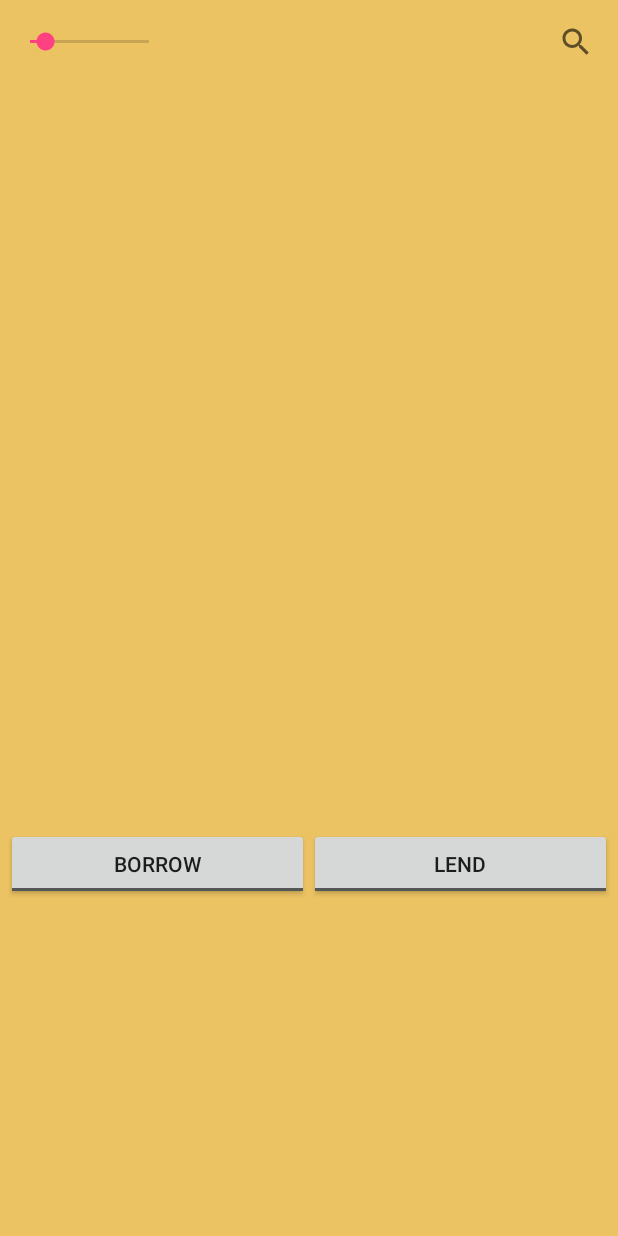
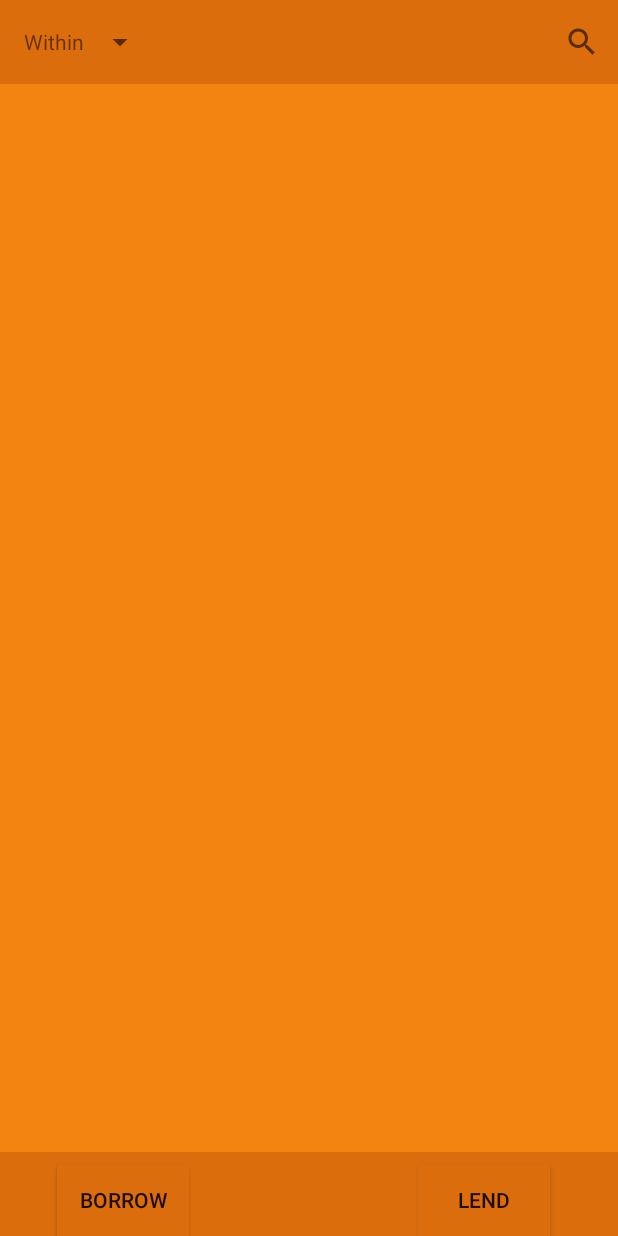
Before and after one commit to krisgane/project1, an Android app: the layout activity_home.xml on its own in the app's theme, with its tools: preview values and no code run, on a phone screen of 412 x 824 dp. Run offline under Robolectric (Android 15) with nearby library versions, the phone set to English and light mode, and no system bars.

Commit message:
Initial commit Added Colors More changes

```diff
--- a/app/src/main/java/rentbazaar/wyby/ColorSet.java
+++ b/app/src/main/java/rentbazaar/wyby/ColorSet.java
@@ -8,7 +8,7 @@ import android.graphics.Color;
  */
 public class ColorSet {
     // Colors used for individual elements.
-    public static final Integer MINI_LISTING_BG_COLOR = R.color.colorBlack;
+    public static final Integer MINI_LISTING_BG_COLOR = R.color.orangeBgColor;
     public static final Integer MINI_LISTING_RENT_FG_COLOR = R.color.colorWhite;
     public static final Integer MINI_LISTING_RENT_BG_COLOR = R.color.colorRed;
     public static final Integer MINI_LISTING_DISTANCE_FG_COLOR = R.color.colorWhite;
--- a/app/src/main/res/layout/activity_home.xml
+++ b/app/src/main/res/layout/activity_home.xml
@@ -3,69 +3,82 @@
         xmlns:tools="http://schemas.android.com/tools"
         android:layout_width="match_parent"
         android:layout_height="match_parent"
-    android:background="@color/colorOrange"
-    android:paddingBottom="@dimen/activity_vertical_margin"
-    android:paddingLeft="@dimen/activity_horizontal_margin"
-    android:paddingRight="@dimen/activity_horizontal_margin"
-    android:paddingTop="@dimen/activity_vertical_margin"
+        android:background="@color/orangeBgColor"
         tools:context="rentbazaar.wyby.HomeActivity">
+    <android.support.v7.widget.Toolbar
+        android:id="@+id/toolbar2"
+        android:layout_width="match_parent"
+        android:layout_height="?attr/actionBarSize"
+        android:background="@color/borderColor">
+        <TextView
+            android:id="@+id/aroundLabel"
+            android:layout_width="wrap_content"
+            android:layout_height="wrap_content"
+            android:layout_gravity="start"
+            android:text="@string/nearby_test"
+            android:layout_weight="1">
+        </TextView>
+        <Spinner
+            android:layout_width="wrap_content"
+            android:layout_height="wrap_content"
+            android:id="@+id/spinnerDistance"
+            android:layout_gravity="start"
+            android:layout_weight="0.5">
+        </Spinner>
         <SearchView
             android:layout_width="wrap_content"
             android:layout_height="wrap_content"
-        android:id="@+id/searchView"
-        android:layout_alignParentTop="true"
             android:layout_alignParentRight="true"
             android:layout_alignParentEnd="true"
-        android:maxWidth="200pt"/>
+            android:id="@+id/searchView"
+            android:layout_weight="1"
+            android:layout_gravity="end">
+        </SearchView>
+    </android.support.v7.widget.Toolbar>
+        <RelativeLayout
+                android:id="@+id/table_layout"
+            android:layout_width="match_parent"
+            android:layout_height="wrap_content"
+            android:stretchColumns="2"
+            android:layout_below="@id/toolbar2"
+            android:paddingTop="10dp">
+        </RelativeLayout>
+    <android.support.v7.widget.Toolbar
+        android:id="@+id/toolbar3"
+        android:layout_width="match_parent"
+        android:layout_height="?attr/actionBarSize"
+        android:background="@color/borderColor"
+        android:layout_alignParentBottom="true">
 
-    <SeekBar
+    </android.support.v7.widget.Toolbar>
+
+    <ToggleButton
+           android:layout_width="wrap_content"
            android:layout_height="wrap_content"
-        android:id="@+id/seekBar"
-        android:layout_width="50pt"
-        android:progress="25"
-        android:max="200"
-        android:maxWidth="200px"
-        android:layout_alignBottom="@+id/searchView"
-        android:layout_alignParentLeft="true"
-        android:layout_alignParentStart="true"
-        android:layout_alignParentTop="true" />
-
-    <RelativeLayout
-        android:layout_width="match_parent"
-        android:layout_height="500dp"
-        android:stretchColumns="2"
-        android:layout_below="@+id/searchView"
-        android:layout_alignParentLeft="true"
-        android:layout_alignParentStart="true"
+           android:id="@+id/toggleButton2"
+        android:background="@color/borderColor"
+        android:layout_alignParentBottom="true"
         android:layout_alignParentRight="true"
         android:layout_alignParentEnd="true"
-        android:id="@+id/table_layout" >
-    </RelativeLayout>
-
-    <LinearLayout
-        android:orientation="horizontal"
-        android:layout_width="match_parent"
-        android:layout_height="20dp"
-        android:layout_below="@+id/table_layout"
-        android:weightSum="1"
-        android:layout_alignParentBottom="true">
+        android:layout_marginRight="45dp"
+        android:layout_marginEnd="45dp"
+        android:checked="false"
+        android:textOff="@string/rent_string"
+        android:textOn="@string/rent_string"
+        tools:ignore="RelativeOverlap" />
 
     <ToggleButton
-            android:layout_width="50pt"
+        android:layout_width="wrap_content"
         android:layout_height="wrap_content"
-            android:text="New ToggleButton"
-            android:id="@+id/toggleButton"
-            android:layout_weight="0.5"
-            android:textOff="Borrow"
-            android:textOn="Borrow" />
+        android:id="@+id/toggleButton1"
+        android:background="@color/borderColor"
+        android:layout_alignParentBottom="true"
+        android:layout_alignParentStart="true"
+        android:layout_alignParentLeft="true"
+        android:layout_marginLeft="38dp"
+        android:layout_marginStart="38dp"
+        android:textOff="@string/borrow_string"
+        android:textOn="@string/borrow_string" />
 
-        <ToggleButton
-            android:layout_width="50pt"
-            android:layout_height="wrap_content"
-            android:text="New ToggleButton"
-            android:id="@+id/toggleButton2"
-            android:layout_weight="0.5"
-            android:textOff="Lend"
-            android:textOn="Lend" />
-    </LinearLayout>
+
 </RelativeLayout>
--- a/app/src/main/res/values/colors.xml
+++ b/app/src/main/res/values/colors.xml
@@ -10,4 +10,6 @@
     <color name="colorWhite">#FFFFFF</color>
     <color name="colorOrange">#ECC363</color>
     <color name="colorMidnightBlue">#191970</color>
+    <color name="orangeBgColor">#F3840F</color>
+    <color name="borderColor">#DC6D0C</color>
 </resources>
--- a/app/src/main/res/values/strings.xml
+++ b/app/src/main/res/values/strings.xml
@@ -2,4 +2,15 @@
     <string name="app_name">WyBy</string>
     <string name="rent_message">"%1$.1f %2$s"</string>
     <string name="distance_message">"%1$.1f m"</string>
+    <string name="action_favourites">"Favourites"</string>
+    <string name="action_settings">"Settings"</string>
+    <string name="action_filter">"Filters"</string>
+    <string name="nearby_test">"Within"</string>
+    <string name="rent_string">"Lend"</string>
+    <string name="borrow_string">"Borrow"</string>
+    <string name="less_than_quarter">" &#188; m"</string>
+    <string name="less_than_half">" &#189; m"</string>
+    <string name="less_than_one">" 1 m"</string>
+    <string name="less_than_two">" 2 m"</string>
+    <string name="less_than_five">" 5 m"</string>
 </resources>
```
Also changed, not shown: app/src/main/java/rentbazaar/wyby/HomeActivity.java (+57 -3 lines), app/src/main/java/rentbazaar/wyby/MiniListingDataProvider.java (+6 -2 lines), app/src/main/java/rentbazaar/wyby/MiniListingViewBuilder.java (+30 -22 lines), app/src/main/res/menu/menu_actions.xml (added, +24 -0 lines). Lines whose indentation alone changed are shown as unchanged.
